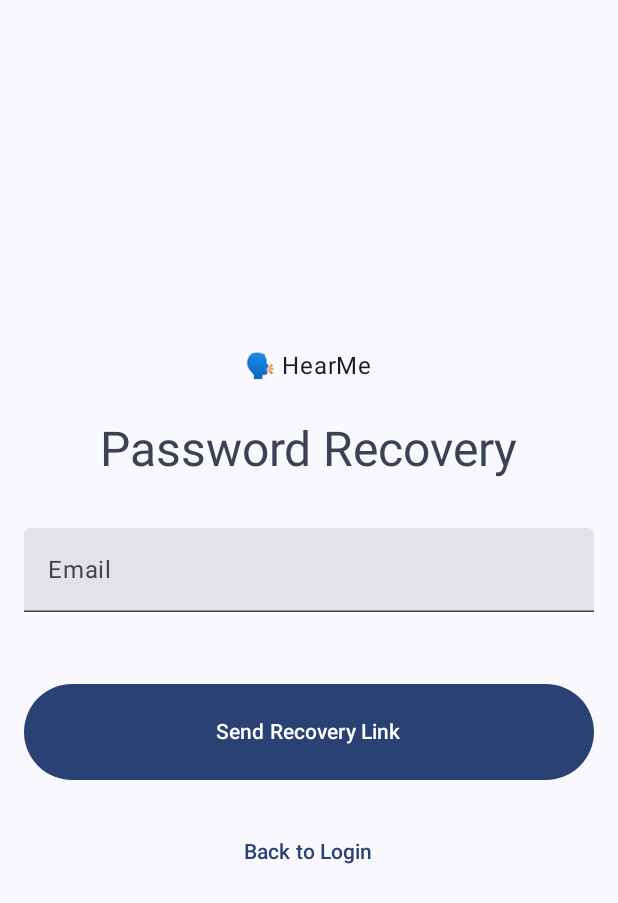
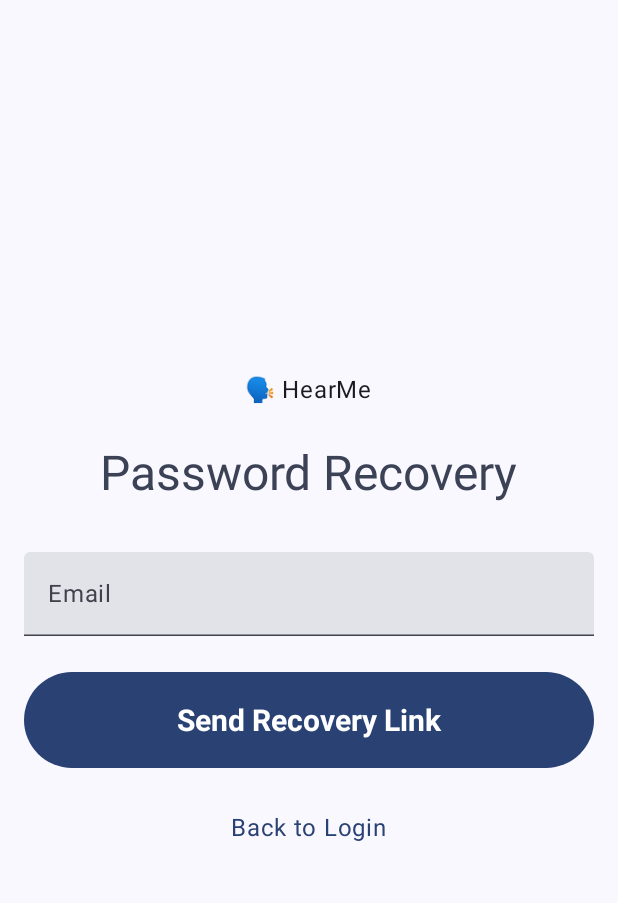
Before and after one commit to darsay8/HearMeApp, an Android app built with Jetpack Compose: the PasswordRecoveryScreen screen opened through its navigation route, on a phone screen of 412 x 824 dp. Shown: the top 903 px of the screen. Run offline under Robolectric (Android 15) with nearby library versions, the phone set to English and light mode, and no system bars.

Commit message:
update UI

```diff
--- a/app/src/main/java/dev/rm/hearmeapp/ui/screens/LoginScreen.kt
+++ b/app/src/main/java/dev/rm/hearmeapp/ui/screens/LoginScreen.kt
@@ -96,7 +96,7 @@ fun LoginScreen(navController: NavController) {
                 Text(
                     text = errorMessage!!,
                     color = MaterialTheme.colorScheme.error,
-                    style = MaterialTheme.typography.bodySmall
+                    style = MaterialTheme.typography.bodyLarge
                 )
 
                 Spacer(modifier = Modifier.height(4.dp))
@@ -104,7 +104,7 @@ fun LoginScreen(navController: NavController) {
                 TextButton(
                     onClick = { navController.navigate("password_recovery") },
                 ) {
-                    Text("Forgot your password?")
+                    Text("Forgot your password?", style = MaterialTheme.typography.bodyLarge)
                 }
             }
 
@@ -156,14 +156,14 @@ fun LoginScreen(navController: NavController) {
             }
         }
 
+        Spacer(modifier = Modifier.height(16.dp))
+
         TextButton(
             onClick = { navController.navigate("register") },
             modifier = Modifier.fillMaxWidth()
         ) {
-            Text("Don't have an account? Register")
+            Text("Don't have an account? Register", style = MaterialTheme.typography.bodyLarge)
         }
-
-        Spacer(modifier = Modifier.height(24.dp))
 
     }
 }
--- a/app/src/main/java/dev/rm/hearmeapp/ui/screens/PasswordRecoveryScreen.kt
+++ b/app/src/main/java/dev/rm/hearmeapp/ui/screens/PasswordRecoveryScreen.kt
@@ -24,8 +24,11 @@ import androidx.compose.runtime.setValue
 import androidx.compose.ui.Alignment
 import androidx.compose.ui.Modifier
 import androidx.compose.ui.platform.LocalSoftwareKeyboardController
+import androidx.compose.ui.text.TextStyle
+import androidx.compose.ui.text.font.FontWeight
 import androidx.compose.ui.text.input.ImeAction
 import androidx.compose.ui.unit.dp
+import androidx.compose.ui.unit.sp
 import androidx.navigation.NavController
 
 @Composable
@@ -78,7 +81,7 @@ fun PasswordRecoveryScreen(navController: NavController) {
             )
         }
 
-        Spacer(modifier = Modifier.height(24.dp))
+//        Spacer(modifier = Modifier.height(24.dp))
 
         Button(
             onClick = {
@@ -102,19 +105,29 @@ fun PasswordRecoveryScreen(navController: NavController) {
                     modifier = Modifier.size(16.dp)
                 )
                 Spacer(modifier = Modifier.width(8.dp))
-                Text("Sending...")
+                Text(
+                    "Sending...", style = TextStyle(
+                        fontSize = 20.sp,
+                        fontWeight = FontWeight.Bold
+                    )
+                )
             } else {
-                Text("Send Recovery Link")
+                Text(
+                    "Send Recovery Link", style = TextStyle(
+                        fontSize = 20.sp,
+                        fontWeight = FontWeight.Bold
+                    )
+                )
             }
         }
 
-        Spacer(modifier = Modifier.height(24.dp))
+        Spacer(modifier = Modifier.height(16.dp))
 
         TextButton(
             onClick = { navController.navigate("login") },
             modifier = Modifier.fillMaxWidth()
         ) {
-            Text("Back to Login")
+            Text("Back to Login", style = MaterialTheme.typography.bodyLarge)
         }
     }
 }
```
Also changed, not shown: app/src/main/java/dev/rm/hearmeapp/ui/screens/HomeScreen.kt (+24 -7 lines), app/src/main/java/dev/rm/hearmeapp/ui/screens/RegisterScreen.kt (+18 -5 lines).
